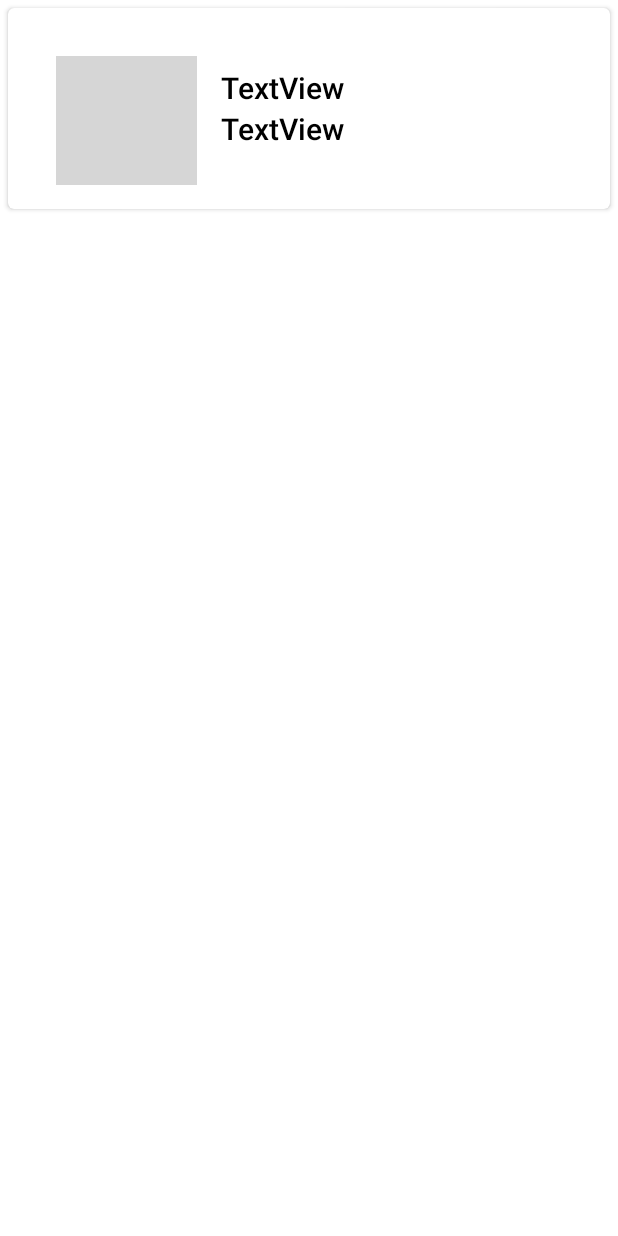
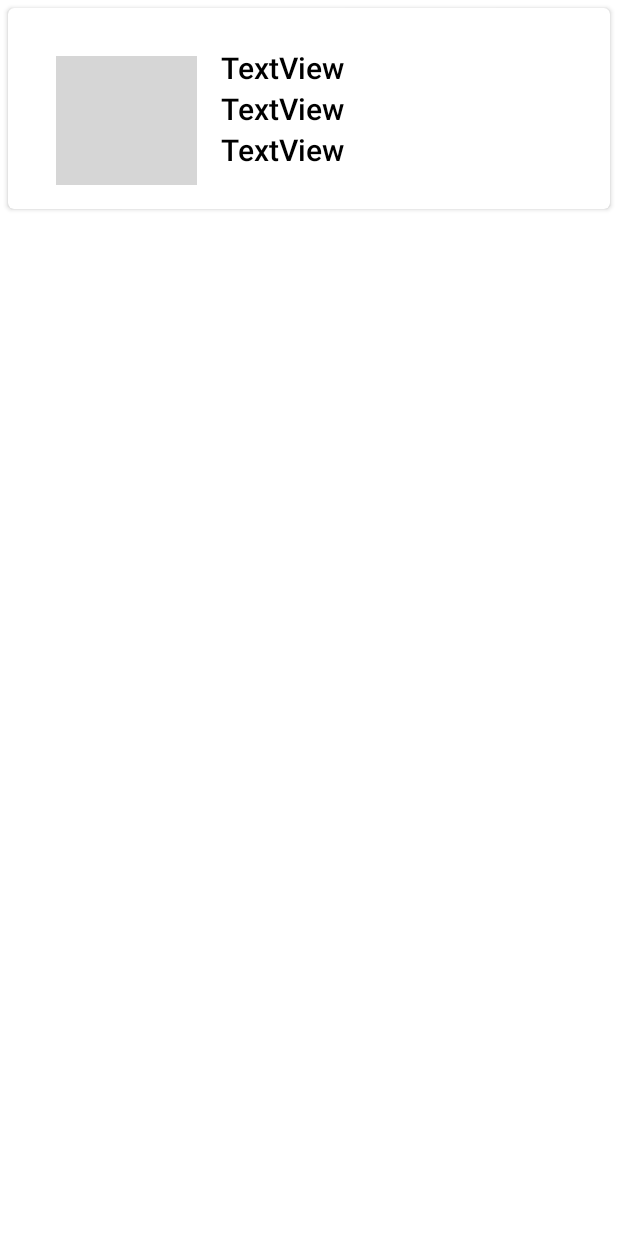
Before and after one commit to CharmiPatel25/C0768448_W2020_MAD3125_FP, an Android app: the layout bill_item.xml on its own in the app's theme, with its tools: preview values and no code run, on a phone screen of 412 x 824 dp. Run offline under Robolectric (Android 15) with nearby library versions, the phone set to English and light mode, and no system bars; grey boxes are pictures that could not be loaded.

Commit message:
Add Bill Type Text View in Bill Details Activity

```diff
--- a/app/src/main/res/layout/bill_item.xml
+++ b/app/src/main/res/layout/bill_item.xml
@@ -29,7 +29,7 @@
             android:layout_gravity="center_vertical">
 
             <TextView
-                android:id="@+id/BillID"
+                android:id="@+id/txtBillID"
                 android:layout_width="match_parent"
                 android:layout_height="wrap_content"
                 android:fontFamily="sans-serif-medium"
@@ -40,7 +40,18 @@
                 android:textSize="20sp"/>
 
             <TextView
-                android:id="@+id/BillDate"
+                android:id="@+id/txtBillDate"
+                android:layout_width="match_parent"
+                android:layout_height="wrap_content"
+                android:fontFamily="sans-serif-medium"
+                android:paddingStart="16dp"
+                android:text="TextView"
+                android:textAlignment="viewStart"
+                android:textColor="#000000"
+                android:textSize="20sp"/>
+
+            <TextView
+                android:id="@+id/txtBillType"
                 android:layout_width="match_parent"
                 android:layout_height="wrap_content"
                 android:fontFamily="sans-serif-medium"
```
